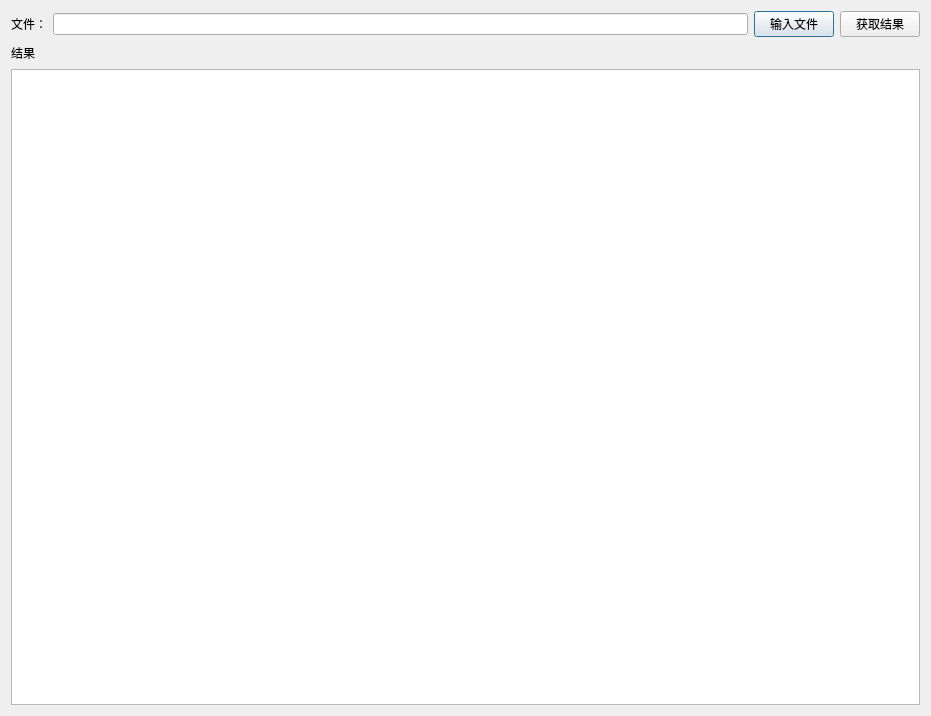
chenfeigen/HBFlowsSrc, file ArteryTechQtProject/ArteryTechQtProject/GetCalculationResultsDialog.ui: the form before one commit.
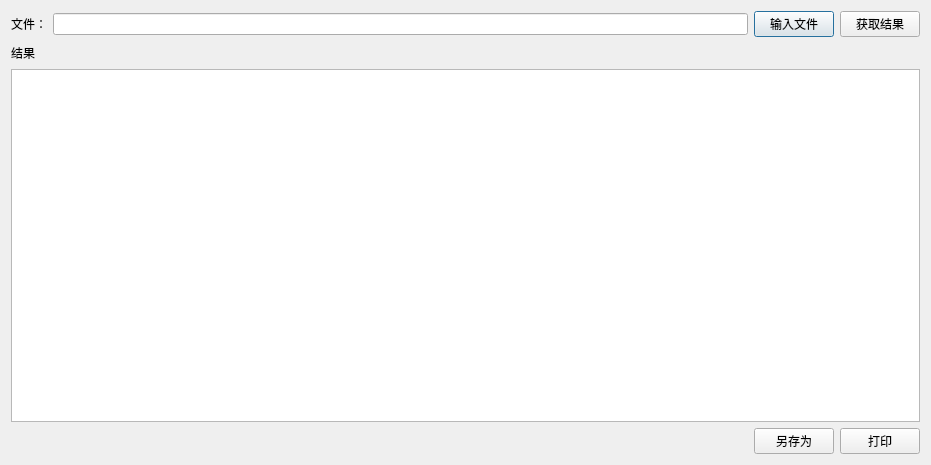
The form after the commit.

The edit to the form file:
```diff
--- a/ArteryTechQtProject/ArteryTechQtProject/GetCalculationResultsDialog.ui
+++ b/ArteryTechQtProject/ArteryTechQtProject/GetCalculationResultsDialog.ui
@@ -7,7 +7,7 @@
     <x>0</x>
     <y>0</y>
     <width>931</width>
-    <height>716</height>
+    <height>465</height>
    </rect>
   </property>
   <property name="windowTitle">
@@ -75,6 +75,37 @@
        </item>
       </layout>
      </item>
+     <item>
+      <layout class="QHBoxLayout" name="horizontalLayout_3">
+       <item>
+        <spacer name="horizontalSpacer_2">
+         <property name="orientation">
+          <enum>Qt::Horizontal</enum>
+         </property>
+         <property name="sizeHint" stdset="0">
+          <size>
+           <width>40</width>
+           <height>20</height>
+          </size>
+         </property>
+        </spacer>
+       </item>
+       <item>
+        <widget class="QPushButton" name="SaveAspushButton">
+         <property name="text">
+          <string>另存为</string>
+         </property>
+        </widget>
+       </item>
+       <item>
+        <widget class="QPushButton" name="PrintPushButton">
+         <property name="text">
+          <string>打印</string>
+         </property>
+        </widget>
+       </item>
+      </layout>
+     </item>
     </layout>
    </item>
   </layout>
```
